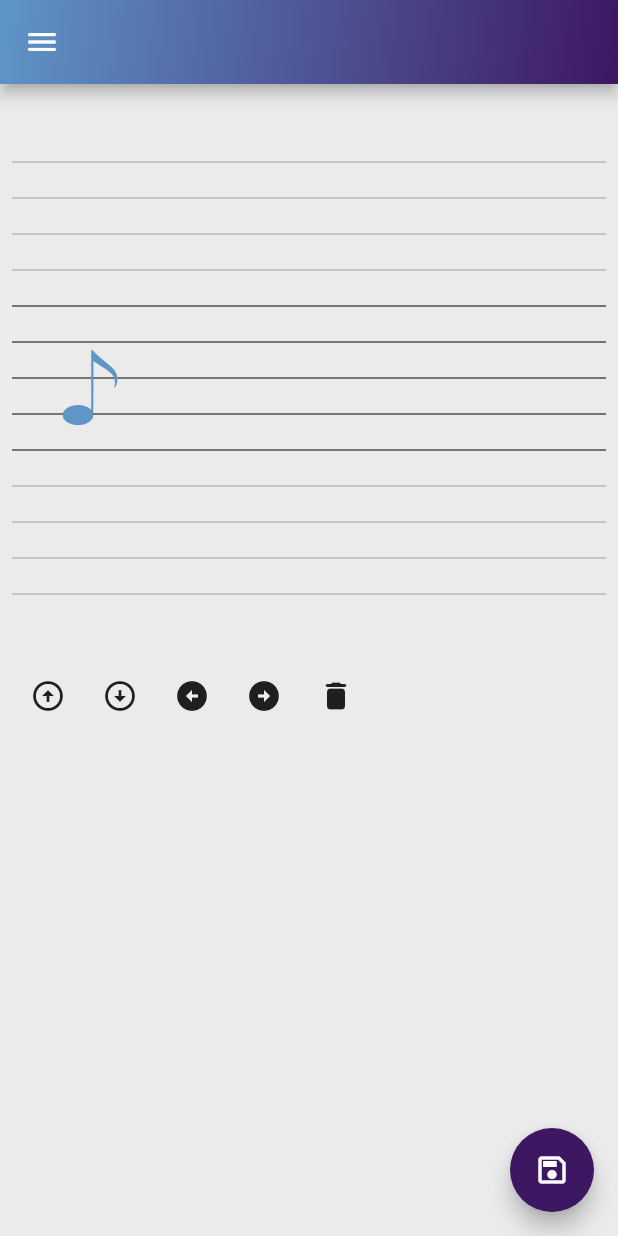
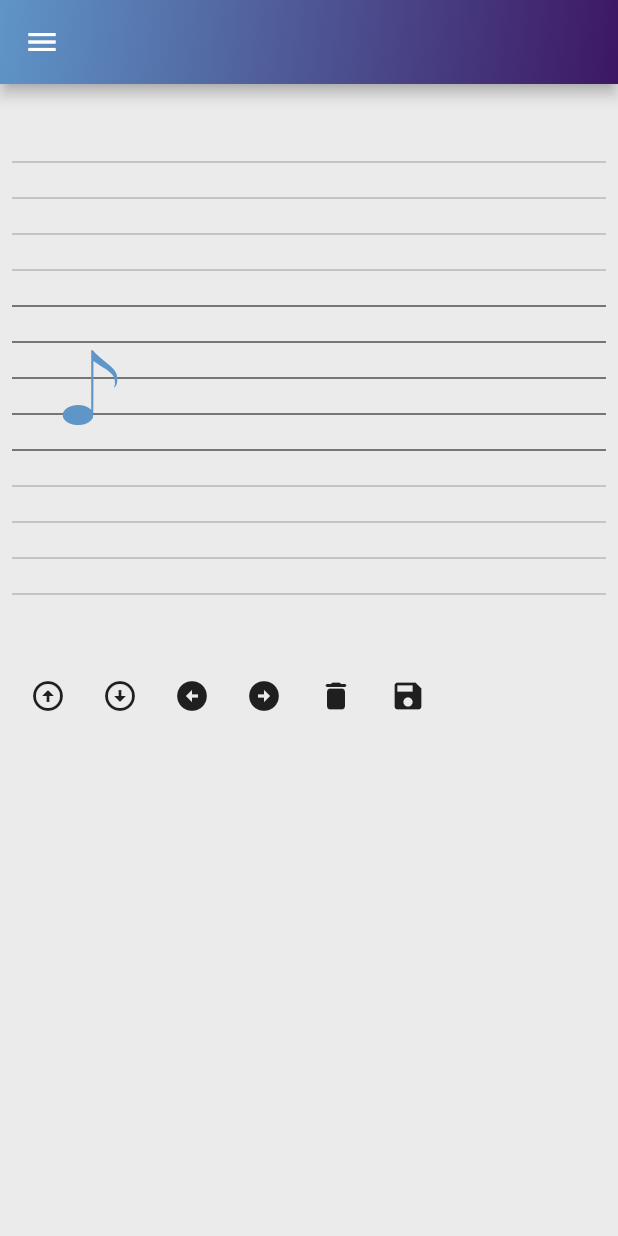
Before and after one commit to zoskar/tranquillo, a Flutter app: the CreateScreen screen opened directly, on a phone screen of 412 x 824 dp. Run offline on Flutter 3.47's test engine with Material 2 defaults, Android fonts, the phone set to English and light mode, and no system bars; our stand-ins replace firebase_auth, firebase_core, firebase_database, flutter_bloc, flutter_form_builder, flutter_hooks; accounts and stored records are empty.

```diff
--- a/lib/presentation/create_screen.dart
+++ b/lib/presentation/create_screen.dart
@@ -85,21 +85,20 @@ class CreateScreen extends StatelessWidget {
                         context.read<DictandoCubit>().deleteNote();
                       },
                       icon: const Icon(Icons.delete_rounded),
+                    ),
+                    IconButton(
+                      onPressed: () {
+                        context.read<DictandoCubit>().addBeat();
+                        context.read<UserDataCubit>().saveDictando(
+                              context.read<DictandoCubit>().dictando,
+                            );
+                      },
+                      icon: const Icon(Icons.save),
                     )
                   ],
                 )
               ],
             ),
-          ),
-          floatingActionButton: FloatingActionButton(
-            backgroundColor: AppColors.b,
-            onPressed: () {
-              context.read<DictandoCubit>().addBeat();
-              context
-                  .read<UserDataCubit>()
-                  .saveDictando(context.read<DictandoCubit>().dictando);
-            },
-            child: const Icon(Icons.save_outlined),
           ),
         ),
       ],
--- a/lib/presentation/hamburger_menu.dart
+++ b/lib/presentation/hamburger_menu.dart
@@ -1,3 +1,4 @@
+import 'package:dict/cubits/dictando_cubit.dart';
 import 'package:dict/util/app_colors.dart';
 import 'package:dict/util/fonts.dart';
 import 'package:flutter/material.dart';
@@ -49,6 +50,7 @@ class HamburgerMenu extends StatelessWidget {
                 ),
                 onTap: () {
                   context.read<UserDataCubit>().removeData();
+                  context.read<DictandoCubit>().init();
                   context.read<AuthCubit>().logOut();
                   Navigator.pushReplacementNamed(context, '/');
                 },
--- a/pubspec.yaml
+++ b/pubspec.yaml
@@ -10,7 +10,6 @@ environment:
 
 dependencies:
   cupertino_icons: ^1.0.2
-  dio: ^4.0.4
   equatable: ^2.0.3
   firebase_auth: ^3.11.2
   firebase_core: ^1.17.0
```
Also changed, not shown: pubspec.lock.
